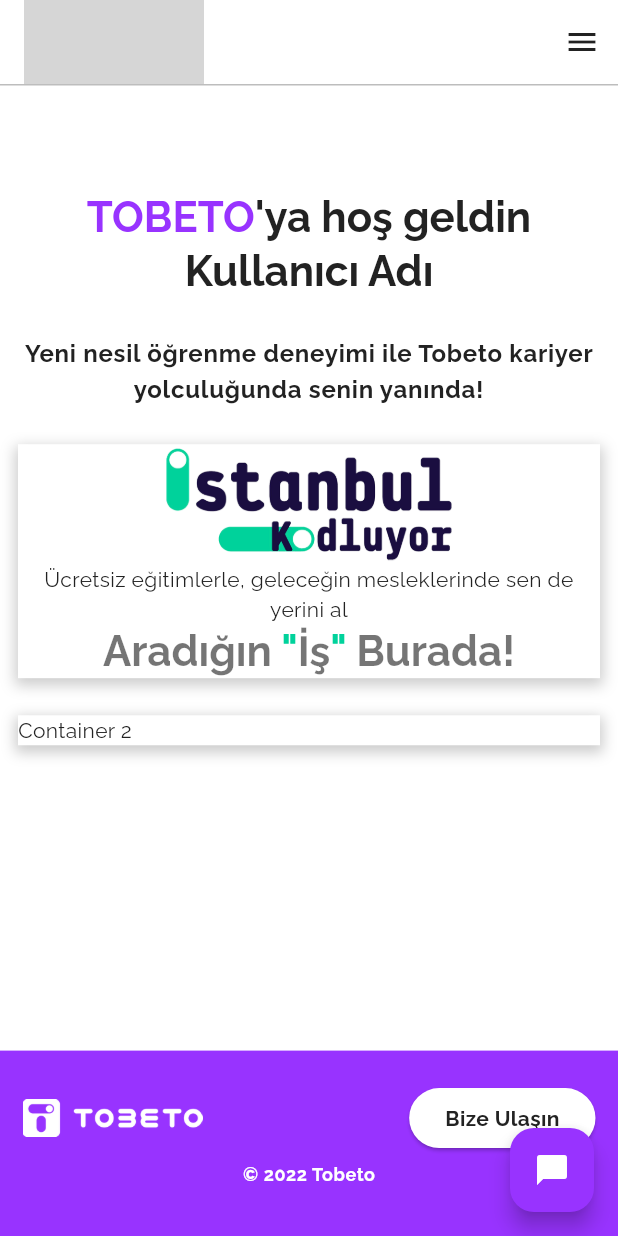
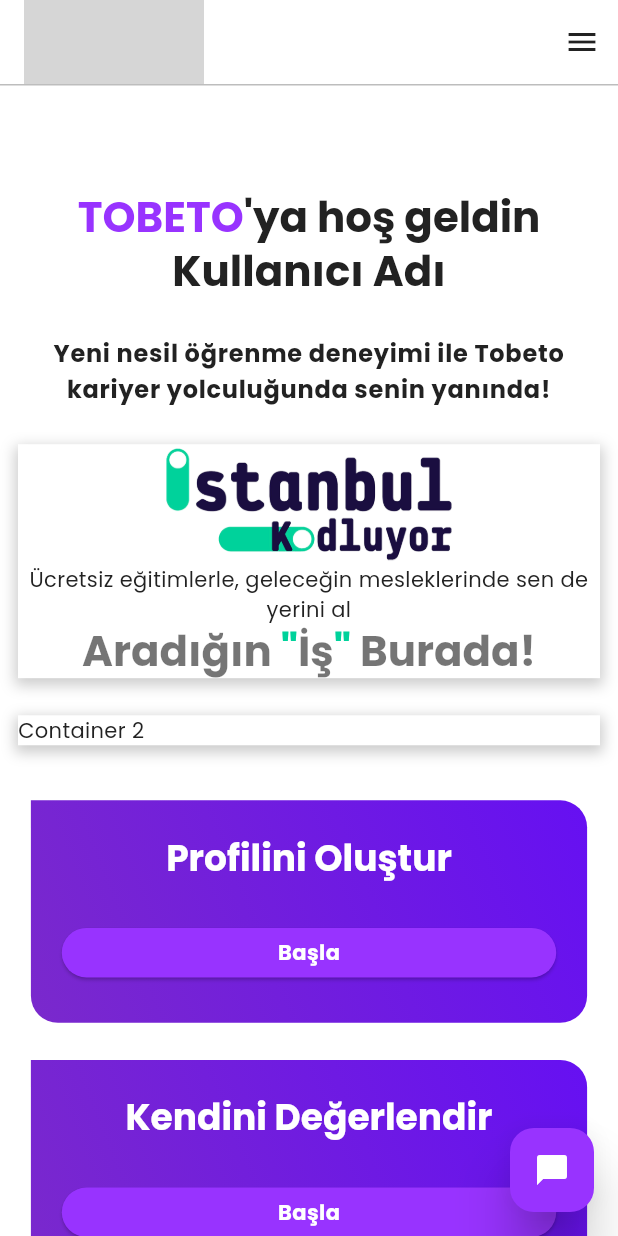
Before and after one commit to mustafatmaca/tobeto_app, a Flutter app: the screen it shows after launch, after a tap on "Giriş Yap", on a phone screen of 412 x 824 dp. Run offline on Flutter 3.47's test engine with Material 2 defaults, Android fonts, the phone set to English and light mode, and no system bars; our stand-ins replace google_fonts; grey boxes are pictures that could not be loaded.

Commit message:
gradient card

```diff
--- a/lib/screens/home_screen.dart
+++ b/lib/screens/home_screen.dart
@@ -1,4 +1,6 @@
 import 'package:flutter/material.dart';
+import 'package:google_fonts/google_fonts.dart';
+import 'package:tobeto_app/widgets/gradient_card.dart';
 
 class HomeScreen extends StatefulWidget {
   const HomeScreen({Key? key}) : super(key: key);
@@ -71,6 +73,16 @@
                         height: MediaQuery.of(context).size.height * 0.03,
                       ),
                       Container(
+                        width: MediaQuery.of(context).size.width,
+                        decoration:
+                            BoxDecoration(color: Colors.white, boxShadow: [
+                          BoxShadow(
+                            color: Colors.black.withOpacity(0.2),
+                            spreadRadius: 2,
+                            blurRadius: 7,
+                            offset: Offset(0, 3),
+                          )
+                        ]),
                         child: Column(
                           children: [
                             Image.asset(
@@ -138,16 +150,6 @@
                             ),
                           ],
                         ),
-                        width: MediaQuery.of(context).size.width,
-                        decoration:
-                            BoxDecoration(color: Colors.white, boxShadow: [
-                          BoxShadow(
-                            color: Colors.black.withOpacity(0.2),
-                            spreadRadius: 2,
-                            blurRadius: 7,
-                            offset: Offset(0, 3),
-                          )
-                        ]),
                       ),
                       SizedBox(
                         height: MediaQuery.of(context).size.height * 0.03,
@@ -170,6 +172,27 @@
                       ),
                     ],
                   ),
+                ),
+                GradientCard(
+                    headLine: "Profilini Oluştur",
+                    color1: Color(0xFF6610f2),
+                    color2: Color(0xFF7a29cc)),
+                SizedBox(
+                  height: MediaQuery.of(context).size.height * 0.03,
+                ),
+                GradientCard(
+                    headLine: "Kendini Değerlendir",
+                    color1: Color(0xFF6610f2),
+                    color2: Color(0xFF7a29cc)),
+                SizedBox(
+                  height: MediaQuery.of(context).size.height * 0.03,
+                ),
+                GradientCard(
+                    headLine: "Öğrenmeye Başla",
+                    color1: Color(0xFF6610f2),
+                    color2: Color(0xFF7a29cc)),
+                SizedBox(
+                  height: MediaQuery.of(context).size.height * 0.03,
                 ),
                 Expanded(
                   child: Align(
@@ -195,10 +218,9 @@
                                   onPressed: () {},
                                   child: Text(
                                     "Bize Ulaşın",
-                                    style: Theme.of(context)
-                                        .textTheme
-                                        .bodyMedium!
-                                        .copyWith(fontWeight: FontWeight.bold),
+                                    style: GoogleFonts.poppins(
+                                        color: Colors.black,
+                                        fontWeight: FontWeight.bold),
                                   ),
                                   style: ElevatedButton.styleFrom(
                                     backgroundColor: Theme.of(context)
--- a/lib/screens/main_screen.dart
+++ b/lib/screens/main_screen.dart
@@ -56,6 +56,7 @@
               )),
         ),
         floatingActionButton: FloatingActionButton(
+          elevation: 15,
           backgroundColor: Theme.of(context).primaryColor,
           foregroundColor: Theme.of(context).colorScheme.background,
           onPressed: () {},
--- a/lib/theme/app_theme.dart
+++ b/lib/theme/app_theme.dart
@@ -9,7 +9,7 @@
       colorScheme: AppColor.colorScheme,
       primaryColor: AppColor.colorScheme.primary,
       scaffoldBackgroundColor: AppColor.colorScheme.background,
-      textTheme: GoogleFonts.ralewayTextTheme().apply(
+      textTheme: GoogleFonts.poppinsTextTheme().apply(
         bodyColor: AppColor.textColor,
       ),
       appBarTheme: AppBarTheme(
--- /dev/null
+++ b/lib/widgets/gradient_card.dart
@@ -0,0 +1,54 @@
+import 'package:flutter/material.dart';
+
+class GradientCard extends StatelessWidget {
+  String headLine;
+  Color color1;
+  Color color2;
+  GradientCard(
+      {required this.headLine,
+      required this.color1,
+      required this.color2,
+      Key? key})
+      : super(key: key);
+
+  @override
+  Widget build(BuildContext context) {
+    return Container(
+      width: MediaQuery.of(context).size.width * 0.9,
+      height: MediaQuery.of(context).size.height * 0.18,
+      decoration: BoxDecoration(
+          borderRadius: const BorderRadius.only(
+              topRight: Radius.circular(18),
+              bottomRight: Radius.circular(18),
+              bottomLeft: Radius.circular(18)),
+          gradient: LinearGradient(
+              colors: [color1, color2],
+              begin: Alignment.topRight,
+              end: Alignment.bottomLeft)),
+      child: Column(
+        mainAxisAlignment: MainAxisAlignment.spaceEvenly,
+        children: [
+          Text(
+            headLine,
+            style: Theme.of(context).textTheme.headlineSmall!.copyWith(
+                color: Theme.of(context).colorScheme.background,
+                fontWeight: FontWeight.bold),
+          ),
+          ElevatedButton(
+            onPressed: () {},
+            child: Text("Başla",
+                style: Theme.of(context).textTheme.bodyMedium!.copyWith(
+                    color: Theme.of(context).colorScheme.background,
+                    fontWeight: FontWeight.bold)),
+            style: ElevatedButton.styleFrom(
+                backgroundColor: Theme.of(context).primaryColor,
+                minimumSize: Size(
+                  MediaQuery.of(context).size.width * 0.8,
+                  MediaQuery.of(context).size.height * 0.04,
+                )),
+          ),
+        ],
+      ),
+    );
+  }
+}
```
